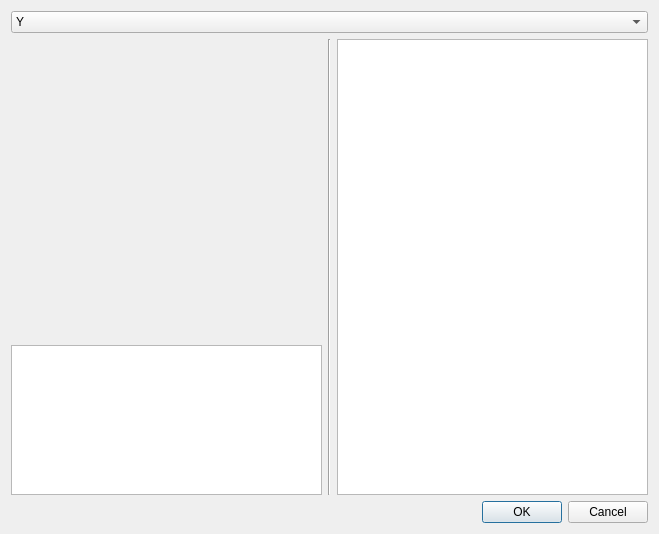
The window that MarkupDialog.ui (parchoc/scanstep) describes before a commit, drawn with Qt 5.
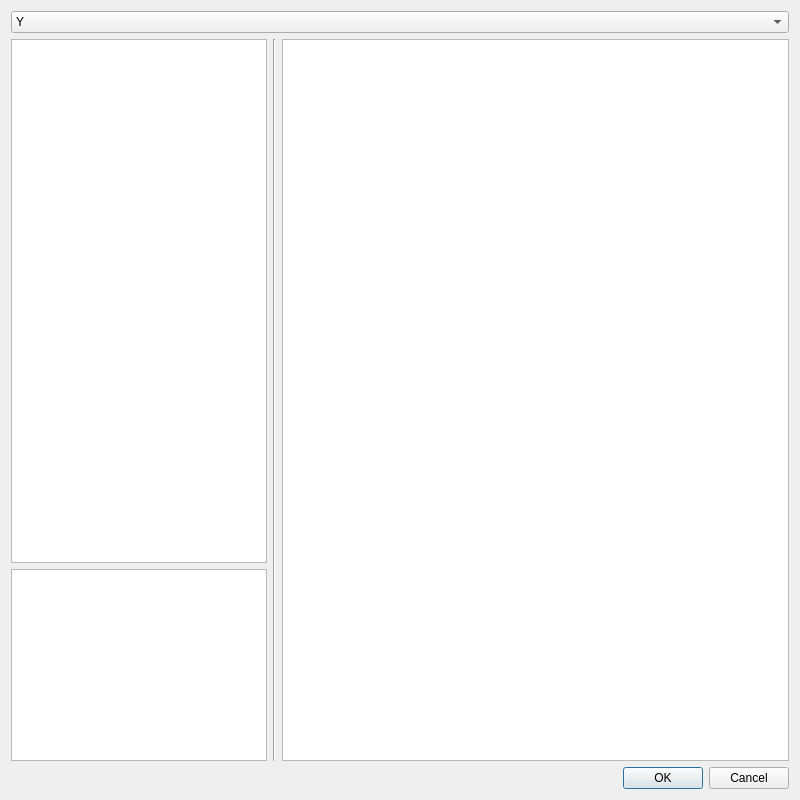
The same window after the commit.

Commit message: added example markup scheme

Patch:
```diff
--- a/MarkupDialog.ui
+++ b/MarkupDialog.ui
@@ -6,8 +6,8 @@
    <rect>
     <x>0</x>
     <y>0</y>
-    <width>659</width>
-    <height>534</height>
+    <width>800</width>
+    <height>800</height>
    </rect>
   </property>
   <property name="windowTitle">
@@ -91,19 +91,16 @@
      <item>
       <layout class="QVBoxLayout" name="verticalLayout">
        <item>
-        <widget class="QLabel" name="exampleLabel">
+        <widget class="QGraphicsView" name="schemeView">
          <property name="sizePolicy">
           <sizepolicy hsizetype="Expanding" vsizetype="Expanding">
            <horstretch>0</horstretch>
-           <verstretch>2</verstretch>
+           <verstretch>1</verstretch>
           </sizepolicy>
          </property>
-         <property name="autoFillBackground">
+         <property name="interactive">
           <bool>false</bool>
          </property>
-         <property name="text">
-          <string/>
-         </property>
         </widget>
        </item>
        <item>
@@ -111,7 +108,7 @@
          <property name="sizePolicy">
           <sizepolicy hsizetype="Expanding" vsizetype="Expanding">
            <horstretch>0</horstretch>
-           <verstretch>1</verstretch>
+           <verstretch>0</verstretch>
           </sizepolicy>
          </property>
          <property name="readOnly">
@@ -130,6 +127,12 @@
      </item>
      <item>
       <widget class="QGraphicsView" name="markupView">
+       <property name="sizePolicy">
+        <sizepolicy hsizetype="Expanding" vsizetype="Expanding">
+         <horstretch>1</horstretch>
+         <verstretch>0</verstretch>
+        </sizepolicy>
+       </property>
        <property name="cursor" stdset="0">
         <cursorShape>CrossCursor</cursorShape>
        </property>
```
Left out of the diff: 30 changed lines with no effect on the pictures. The commit also changes 5 other files.
